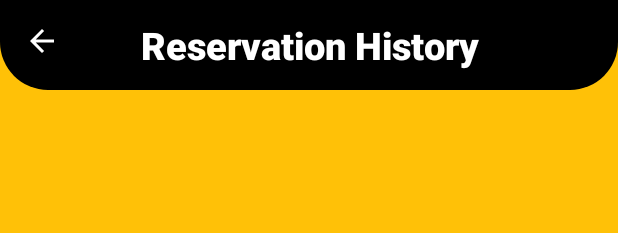
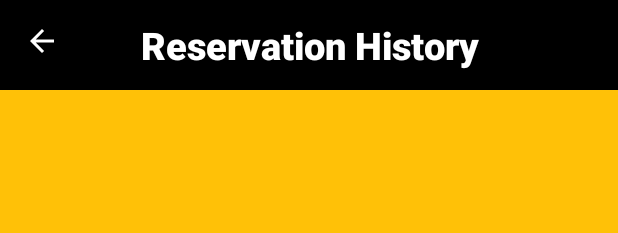
Before and after one commit to Muhammed-Talha-Saglam/Car_Management, an Android app: the layout fragment_user_history.xml on its own in the app's theme, with its tools: preview values and no code run, on a phone screen of 412 x 824 dp. Shown: the top 233 px of the screen. Run offline under Robolectric (Android 15) with nearby library versions, the phone set to English and light mode, and no system bars.

Commit message:
Removed radius from tool bar background.

```diff
--- a/app/src/main/res/drawable/bg_tool_bar.xml
+++ b/app/src/main/res/drawable/bg_tool_bar.xml
@@ -4,8 +4,5 @@
     >
 
     <solid android:color="@color/black"/>
-    <corners
-        android:bottomLeftRadius="@dimen/radius_high"
-        android:bottomRightRadius="@dimen/radius_high"/>
 
 </shape>
```
